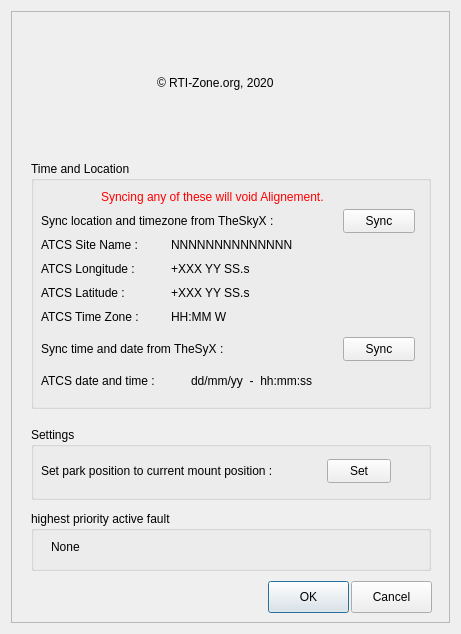
Before: the Qt Designer form RST.ui in rpineau/RST, drawn with Qt 5.
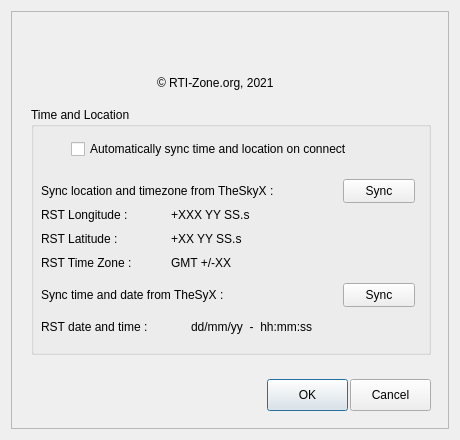
After: the same form once the commit is applied. Icons and pictures are not drawn. Custom widgets are drawn as their Qt base class.

What changed in the file:
```diff
--- a/RST.ui
+++ b/RST.ui
@@ -6,8 +6,8 @@
    <rect>
     <x>0</x>
     <y>0</y>
-    <width>461</width>
-    <height>634</height>
+    <width>460</width>
+    <height>440</height>
    </rect>
   </property>
   <property name="sizePolicy">
@@ -18,14 +18,14 @@
   </property>
   <property name="minimumSize">
    <size>
-    <width>461</width>
-    <height>634</height>
+    <width>460</width>
+    <height>440</height>
    </size>
   </property>
   <property name="maximumSize">
    <size>
-    <width>461</width>
-    <height>634</height>
+    <width>460</width>
+    <height>440</height>
    </size>
   </property>
   <property name="windowTitle">
@@ -70,8 +70,8 @@
      <widget class="QPushButton" name="pushButtonOK">
       <property name="geometry">
        <rect>
-        <x>257</x>
-        <y>570</y>
+        <x>256</x>
+        <y>368</y>
         <width>81</width>
         <height>32</height>
        </rect>
@@ -86,8 +86,8 @@
      <widget class="QPushButton" name="pushButtonCancel">
       <property name="geometry">
        <rect>
-        <x>340</x>
-        <y>570</y>
+        <x>339</x>
+        <y>368</y>
         <width>81</width>
         <height>32</height>
        </rect>
@@ -100,7 +100,7 @@
       <property name="geometry">
        <rect>
         <x>20</x>
-        <y>150</y>
+        <y>96</y>
         <width>400</width>
         <height>248</height>
        </rect>
@@ -112,7 +112,7 @@
        <property name="geometry">
         <rect>
          <x>312</x>
-         <y>48</y>
+         <y>72</y>
          <width>72</width>
          <height>24</height>
         </rect>
@@ -125,7 +125,7 @@
        <property name="geometry">
         <rect>
          <x>10</x>
-         <y>48</y>
+         <y>72</y>
          <width>290</width>
          <height>24</height>
         </rect>
@@ -166,19 +166,6 @@
         <string>Sync</string>
        </property>
       </widget>
-      <widget class="QLabel" name="label_3">
-       <property name="geometry">
-        <rect>
-         <x>70</x>
-         <y>24</y>
-         <width>260</width>
-         <height>24</height>
-        </rect>
-       </property>
-       <property name="text">
-        <string>&lt;html&gt;&lt;head/&gt;&lt;body&gt;&lt;p&gt;&lt;span style=&quot; color:#ff0000;&quot;&gt;Syncing any of these will void Alignement.&lt;/span&gt;&lt;/p&gt;&lt;/body&gt;&lt;/html&gt;</string>
-       </property>
-      </widget>
       <widget class="QLabel" name="label_4">
        <property name="geometry">
         <rect>
@@ -189,7 +176,7 @@
         </rect>
        </property>
        <property name="text">
-        <string>ATCS date and time :</string>
+        <string>RST date and time :</string>
        </property>
       </widget>
       <widget class="QLabel" name="time_date">
@@ -205,32 +192,6 @@
         <string>dd/mm/yy  -  hh:mm:ss</string>
        </property>
       </widget>
-      <widget class="QLabel" name="label_8">
-       <property name="geometry">
-        <rect>
-         <x>10</x>
-         <y>72</y>
-         <width>120</width>
-         <height>24</height>
-        </rect>
-       </property>
-       <property name="text">
-        <string>ATCS Site Name :</string>
-       </property>
-      </widget>
-      <widget class="QLabel" name="siteName">
-       <property name="geometry">
-        <rect>
-         <x>140</x>
-         <y>72</y>
-         <width>200</width>
-         <height>24</height>
-        </rect>
-       </property>
-       <property name="text">
-        <string>NNNNNNNNNNNNNN</string>
-       </property>
-      </widget>
       <widget class="QLabel" name="label_9">
        <property name="geometry">
         <rect>
@@ -241,7 +202,7 @@
         </rect>
        </property>
        <property name="text">
-        <string>ATCS Longitude :</string>
+        <string>RST Longitude :</string>
        </property>
       </widget>
       <widget class="QLabel" name="longitude">
@@ -267,7 +228,7 @@
         </rect>
        </property>
        <property name="text">
-        <string>ATCS Latitude :</string>
+        <string>RST Latitude :</string>
        </property>
       </widget>
       <widget class="QLabel" name="latitude">
@@ -280,7 +241,7 @@
         </rect>
        </property>
        <property name="text">
-        <string>+XXX YY SS.s</string>
+        <string>+XX YY SS.s</string>
        </property>
       </widget>
       <widget class="QLabel" name="label_12">
@@ -293,7 +254,7 @@
         </rect>
        </property>
        <property name="text">
-        <string>ATCS Time Zone :</string>
+        <string>RST Time Zone :</string>
        </property>
       </widget>
       <widget class="QLabel" name="timezone">
@@ -306,75 +267,20 @@
         </rect>
        </property>
        <property name="text">
-        <string>HH:MM W</string>
+        <string>GMT +/-XX</string>
        </property>
       </widget>
-     </widget>
-     <widget class="QGroupBox" name="groupBox_2">
-      <property name="geometry">
-       <rect>
-        <x>20</x>
-        <y>416</y>
-        <width>400</width>
-        <height>73</height>
-       </rect>
-      </property>
-      <property name="title">
-       <string>Settings</string>
-      </property>
-      <widget class="QLabel" name="label_6">
+      <widget class="QCheckBox" name="checkBox">
        <property name="geometry">
         <rect>
-         <x>10</x>
+         <x>40</x>
          <y>32</y>
-         <width>270</width>
-         <height>24</height>
+         <width>328</width>
+         <height>20</height>
         </rect>
        </property>
        <property name="text">
-        <string>Set park position to current mount position :</string>
-       </property>
-       <property name="alignment">
-        <set>Qt::AlignLeading|Qt::AlignLeft|Qt::AlignVCenter</set>
-       </property>
-      </widget>
-      <widget class="QPushButton" name="pushButton_3">
-       <property name="geometry">
-        <rect>
-         <x>296</x>
-         <y>32</y>
-         <width>64</width>
-         <height>24</height>
-        </rect>
-       </property>
-       <property name="text">
-        <string>Set</string>
-       </property>
-      </widget>
-     </widget>
-     <widget class="QGroupBox" name="groupBox_4">
-      <property name="geometry">
-       <rect>
-        <x>20</x>
-        <y>500</y>
-        <width>400</width>
-        <height>60</height>
-       </rect>
-      </property>
-      <property name="title">
-       <string>highest priority active fault</string>
-      </property>
-      <widget class="QLabel" name="activeFault">
-       <property name="geometry">
-        <rect>
-         <x>20</x>
-         <y>24</y>
-         <width>360</width>
-         <height>24</height>
-        </rect>
-       </property>
-       <property name="text">
-        <string>None</string>
+        <string>Automatically sync time and location on connect</string>
        </property>
       </widget>
      </widget>
@@ -388,7 +294,7 @@
        </rect>
       </property>
       <property name="text">
-       <string>© RTI-Zone.org, 2020</string>
+       <string>© RTI-Zone.org, 2021</string>
       </property>
      </widget>
      <widget class="QLabel" name="label_logo_2">
```
